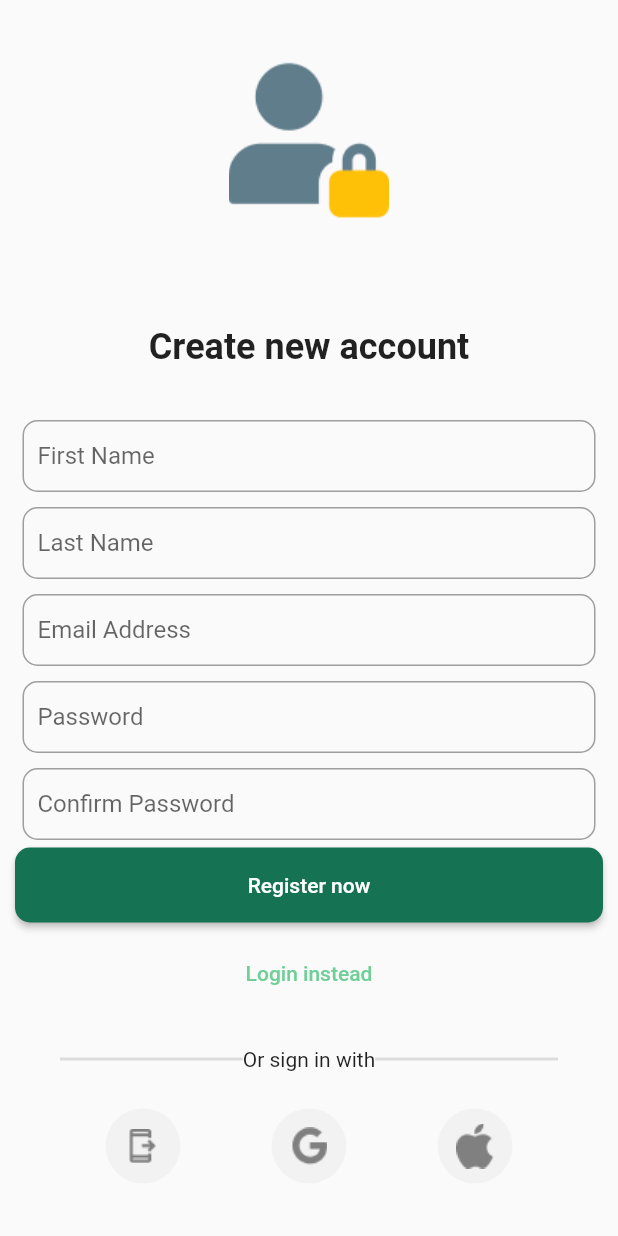
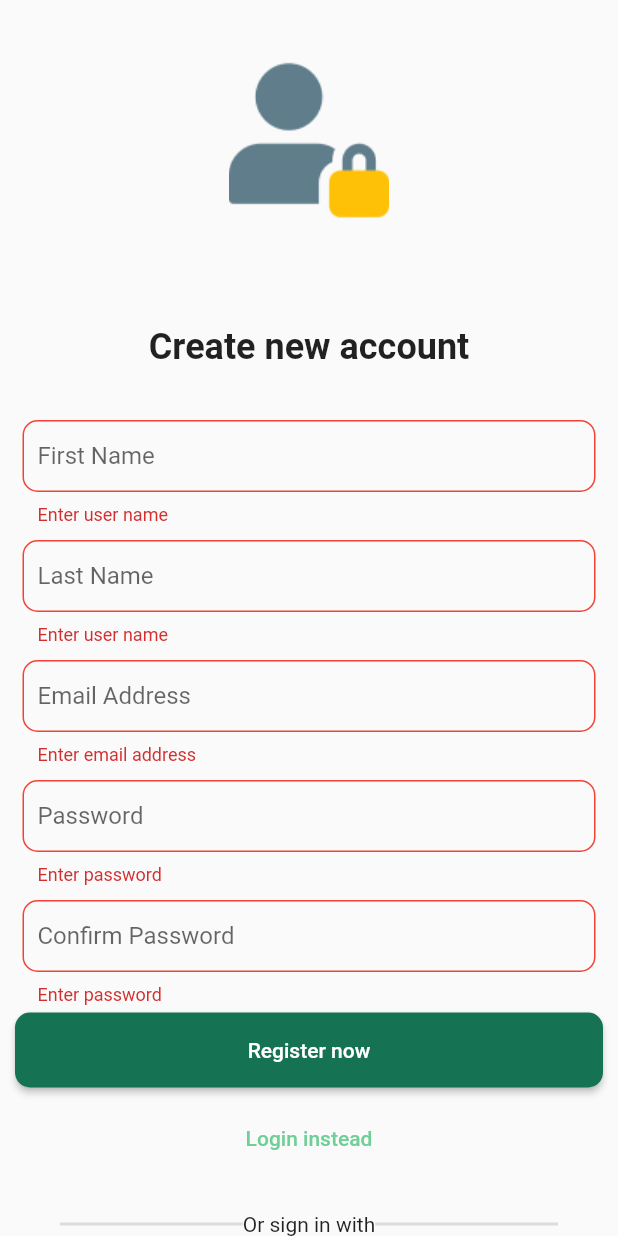
Before and after one commit to uyisaristide/KudiBooks, a Flutter app: the SignUp screen opened by its route, after a tap on "Register now", on a phone screen of 412 x 824 dp. Run offline on Flutter 3.47's test engine with Material 2 defaults, Android fonts, the phone set to English and light mode, and no system bars; our stand-ins replace country_code_picker, pin_code_fields.

Commit message:
branch checkout

```diff
--- a/lib/screens/auth_screens/otp_verification.dart
+++ b/lib/screens/auth_screens/otp_verification.dart
@@ -25,6 +25,12 @@ class _OtpVerificationState extends State<OtpVerification>
 
     controller =
         AnimationController(vsync: this, duration: const Duration(seconds: 60));
+  }
+
+  @override
+  void dispose() {
+    controller.dispose();
+    super.dispose();
   }
 
   @override
--- a/lib/screens/auth_screens/signup.dart
+++ b/lib/screens/auth_screens/signup.dart
@@ -26,23 +26,23 @@ class SignUp extends StatelessWidget {
             const PageTitle(title: 'Create new account'),
             CustomFormField(
               hintText: 'First Name',
-              validators: (value) => Varidators.validateName(value),
+              validators: (value) => Validators.validateName(value),
             ),
             CustomFormField(
               hintText: 'Last Name',
-              validators: (value) => Varidators.validateName(value),
+              validators: (value) => Validators.validateName(value),
             ),
             CustomFormField(
               hintText: 'Email Address',
-              validators: (value) => Varidators.validateEmail(value),
+              validators: (value) => Validators.validateEmail(value),
             ),
             CustomFormField(
               hintText: 'Password',
-              validators: (value) => Varidators.validatePassword(value),
+              validators: (value) => Validators.validatePassword(value),
             ),
             CustomFormField(
               hintText: 'Confirm Password',
-              validators: (value) => Varidators.validatePassword(value),
+              validators: (value) => Validators.validatePassword(value),
             ),
             LoginButton(
                 text: 'Register now',
--- a/lib/screens/auth_screens/widgets/text_form_field.dart
+++ b/lib/screens/auth_screens/widgets/text_form_field.dart
@@ -4,10 +4,13 @@ class CustomFormField extends StatelessWidget {
   final Function? validators;
   final String hintText;
   final Icon? fieldIcon;
+
   final TextInputType? inputType;
+  final Widget? prefix;
 
   const CustomFormField(
       {required this.hintText,
+      this.prefix,
       this.validators,
       this.fieldIcon,
       this.inputType,
@@ -22,6 +25,7 @@ class CustomFormField extends StatelessWidget {
         keyboardType: inputType,
         validator: (value) => validators!(value),
         decoration: InputDecoration(
+          prefixIcon: prefix,
           suffixIcon: fieldIcon,
           focusedBorder: OutlineInputBorder(
               borderSide: const BorderSide(color: Colors.grey, width: 1.0),
@@ -44,23 +48,23 @@ class CustomFormField extends StatelessWidget {
         ),
       ),
     );
-    return Container(
-        alignment: Alignment.center,
-        height: 50,
-        width: double.infinity,
-        margin: const EdgeInsets.symmetric(horizontal: 10, vertical: 5),
-        decoration: BoxDecoration(
-            borderRadius: BorderRadius.circular(10),
-            border: Border.all(color: Colors.black12)),
-        child: TextFormField(
-          validator: (value) => validators!(value),
-          decoration: InputDecoration(
-              errorBorder: OutlineInputBorder(
-                  borderRadius: BorderRadius.circular(10.0),
-                  borderSide: const BorderSide(color: Colors.red)),
-              contentPadding: const EdgeInsets.only(left: 10),
-              hintText: hintText,
-              border: InputBorder.none),
-        ));
+    // return Container(
+    //     alignment: Alignment.center,
+    //     height: 50,
+    //     width: double.infinity,
+    //     margin: const EdgeInsets.symmetric(horizontal: 10, vertical: 5),
+    //     decoration: BoxDecoration(
+    //         borderRadius: BorderRadius.circular(10),
+    //         border: Border.all(color: Colors.black12)),
+    //     child: TextFormField(
+    //       validator: (value) => validators!(value),
+    //       decoration: InputDecoration(
+    //           errorBorder: OutlineInputBorder(
+    //               borderRadius: BorderRadius.circular(10.0),
+    //               borderSide: const BorderSide(color: Colors.red)),
+    //           contentPadding: const EdgeInsets.only(left: 10),
+    //           hintText: hintText,
+    //           border: InputBorder.none),
+    //     ));
   }
 }
--- a/pubspec.yaml
+++ b/pubspec.yaml
@@ -38,6 +38,7 @@ dependencies:
   pin_code_fields: ^7.4.0
 
   carousel_slider: ^4.1.1
+  country_code_picker: ^2.0.2
 
 
 dev_dependencies:
```
Also changed, not shown: lib/screens/auth_screens/phone_signup.dart (+35 -4 lines), pubspec.lock.
